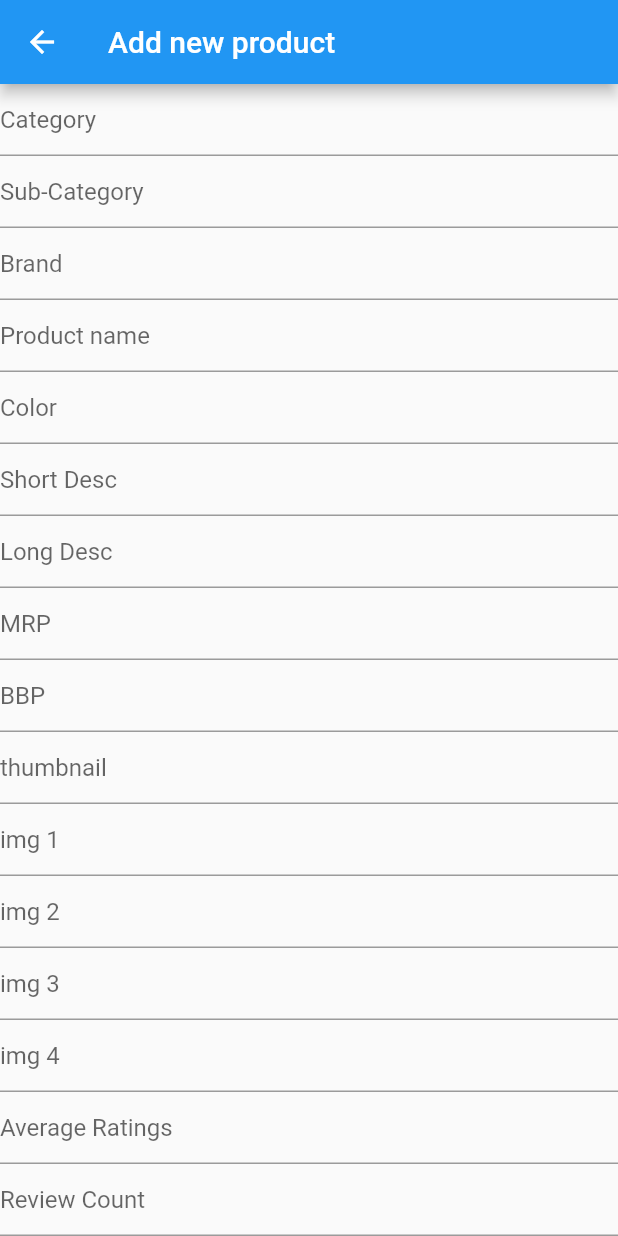
After one commit to sameerss143/negoc8r_vendor, a Flutter app: the AddNewProduct screen opened by its route, on a phone screen of 412 x 824 dp. The commit adds this screen. Run offline on Flutter 3.47's test engine with Material 2 defaults, Android fonts, the phone set to English and light mode, and no system bars; our stand-ins replace carousel_slider, cloud_firestore, firebase_auth, firebase_core, google_sign_in; accounts and stored records are empty.

Commit message:
product addition request

```diff
--- a/lib/Pages/HomePage.dart
+++ b/lib/Pages/HomePage.dart
@@ -78,7 +78,7 @@ class _MyHomePageState extends State<MyHomePage> {
             ),
           ),
           new InkWell(
-            onTap: () => Navigator.pushNamed(context, '/newproductrequest'),
+            onTap: () => Navigator.pushNamed(context, '/addnewproduct'),
             child: new Container(
               decoration: new BoxDecoration(
                 color: Colors.indigo[300],
--- /dev/null
+++ b/lib/Pages/Product/AddNewProduct.dart
@@ -0,0 +1,226 @@
+import 'package:cloud_firestore/cloud_firestore.dart';
+import 'package:flutter/material.dart';
+
+class AddNewProduct extends StatefulWidget {
+  AddNewProduct({Key key}) : super(key: key);
+
+  @override
+  _AddNewProductState createState() => _AddNewProductState();
+}
+
+class _AddNewProductState extends State<AddNewProduct> {
+  final _formKey = GlobalKey<FormState>();
+
+  String _category;
+  String _subCategory;
+  String _brand;
+  String _name;
+  String _color;
+  String _shortDesc;
+  String _longDesc;
+  double _bbp;
+  double _mrp;
+  String _thumbnail;
+  String _img1;
+  String _img2;
+  String _img3;
+  String _img4;
+  List<String> _images;
+  //String _images = new List(4);
+  double _avgRating;
+  int _reviewCount;
+
+  @override
+  Widget build(BuildContext context) {
+    return Scaffold(
+      appBar: new AppBar(
+        title: Text('Add new product'),
+      ),
+      body: Form(
+        child: ListView(
+          children: [
+            //category
+            TextFormField(
+              decoration: InputDecoration(hintText: 'Category'),
+              onChanged: (value) {
+                _category = value;
+              },
+              initialValue: null,
+            ),
+            //Sub-category
+            TextFormField(
+              decoration: InputDecoration(hintText: 'Sub-Category'),
+              onChanged: (value) {
+                _subCategory = value;
+              },
+              initialValue: null,
+            ),
+            //Brand
+            TextFormField(
+              decoration: InputDecoration(hintText: 'Brand'),
+              onChanged: (value) {
+                _brand = value;
+              },
+              initialValue: null,
+            ),
+            //product name
+            TextFormField(
+              decoration: InputDecoration(hintText: 'Product name'),
+              onChanged: (value) {
+                _name = value;
+              },
+              initialValue: null,
+            ),
+            //color
+            TextFormField(
+              decoration: InputDecoration(hintText: 'Color'),
+              onChanged: (value) {
+                _color = value;
+              },
+            ),
+            //short desc
+            TextFormField(
+              decoration: InputDecoration(hintText: 'Short Desc'),
+              onChanged: (value) {
+                _shortDesc = value;
+              },
+              initialValue: null,
+            ),
+            //long desc
+            TextFormField(
+              decoration: InputDecoration(hintText: 'Long Desc'),
+              onChanged: (value) {
+                _longDesc = value;
+              },
+              initialValue: null,
+            ),
+            TextFormField(
+              decoration: InputDecoration(hintText: 'MRP'),
+              onChanged: (value) {
+                _mrp = double.parse(value);
+              },
+              initialValue: null,
+            ),
+            TextFormField(
+              decoration: InputDecoration(hintText: 'BBP'),
+              onChanged: (value) {
+                _bbp = double.parse(value);
+              },
+              initialValue: null,
+            ),
+            //thumbnail url
+            TextFormField(
+              decoration: InputDecoration(hintText: 'thumbnail'),
+              onChanged: (value) {
+                _thumbnail = value;
+              },
+              initialValue: null,
+            ),
+            //img 1
+            TextFormField(
+              decoration: InputDecoration(hintText: 'img 1'),
+              onChanged: (value) {
+                _img1 = value;
+              },
+              initialValue: null,
+            ),
+            //img2
+            TextFormField(
+              decoration: InputDecoration(hintText: 'img 2'),
+              onChanged: (value) {
+                _img2 = value;
+              },
+              initialValue: null,
+            ),
+            //img3
+            TextFormField(
+              decoration: InputDecoration(hintText: 'img 3'),
+              onChanged: (value) {
+                print('# $_images[0]');
+                _img3 = value;
+              },
+              initialValue: null,
+            ),
+
+            //img4
+            TextFormField(
+              decoration: InputDecoration(hintText: 'img 4'),
+              onChanged: (value) {
+                _img4 = value;
+              },
+              initialValue: null,
+            ),
+
+            //reviews
+            TextFormField(
+              decoration: InputDecoration(hintText: 'Average Ratings'),
+              onChanged: (value) {
+                _avgRating = double.parse(value);
+              },
+              initialValue: null,
+            ),
+
+            //img4
+            TextFormField(
+              decoration: InputDecoration(hintText: 'Review Count'),
+              onChanged: (value) {
+                _reviewCount = int.parse(value);
+              },
+              initialValue: null,
+            ),
+
+            RaisedButton(
+              child: Text('Submit product'),
+              onPressed: () {
+                _submitProduct();
+                // if () {
+                //   // } else {
+                //   //   new AlertDialog(
+                //   //     title: Text('Error'),
+                //   //   );
+                // }
+                //_formKey.currentState.reset();
+                Navigator.pop(context);
+              },
+            ),
+          ],
+        ),
+      ),
+    );
+  }
+
+  _submitProduct() async {
+    try {
+      _images = [_img1, _img2, _img3, _img4];
+      await FirebaseFirestore.instance.collection('product').add(
+        {
+          'productName': _name,
+          'category': _category,
+          'subCategory': _subCategory,
+          'brand': _brand,
+          'color': _color,
+          'shortDescription': _shortDesc,
+          'longDescription': _longDesc,
+          'MRP': _mrp,
+          'BBP': _bbp,
+          'thumbnail': _thumbnail,
+          'images': FieldValue.arrayUnion(_images),
+          // 'image[0]': _img1,
+          // 'image[1]': _img2,
+          // 'image[2]': _img3,
+          // 'image[3]': _img4,
+          'numberOfReviews': _reviewCount,
+          'averageRating': _avgRating,
+          'isActive': true,
+          'status': 'Active',
+          'dateInserted': Timestamp.now(),
+          'dateModified': Timestamp.now()
+        },
+      );
+      return true;
+    } catch (e) {
+      print(e.toString());
+      return false;
+    }
+  }
+}
--- a/lib/Pages/ProductCatalog/NewProductRequest.dart
+++ b/lib/Pages/ProductCatalog/NewProductRequest.dart
@@ -52,7 +52,8 @@ class _NewProductRequestState extends State<NewProductRequest> {
 
             //add dynamic search based on product name
             RaisedButton(
-              onPressed: null, //submit request and return to home page
+              onPressed: null,
+              //_submitProduct(), //submit request and return to home page
               child: Text('Submit'),
             )
           ],
--- a/lib/Pages/ProductCatalog/ProductListPage.dart
+++ b/lib/Pages/ProductCatalog/ProductListPage.dart
@@ -50,8 +50,8 @@ class _ProductListPageState extends State<ProductListPage> {
                           product.data()['BBP'].toString()),
                     ),
 
-                    title: Text(product.data()['name']),
-                    subtitle: Text(product.data()['Brand']),
+                    title: Text(product.data()['productName']),
+                    subtitle: Text(product.data()['brand']),
                     isThreeLine: true,
 
                     //Text(document.data()['BBP']),
--- a/lib/main.dart
+++ b/lib/main.dart
@@ -9,6 +9,7 @@ import 'package:negoc8r_vendor/Pages/Offer/CreateNewOffer.dart';
 import 'package:negoc8r_vendor/Pages/Order/ActiveOrderPage.dart';
 import 'package:negoc8r_vendor/Pages/Order/MyOrderPage.dart';
 import 'package:negoc8r_vendor/Pages/Order/OrderDetailPage.dart';
+import 'package:negoc8r_vendor/Pages/Product/AddNewProduct.dart';
 import 'package:negoc8r_vendor/Pages/ProductCatalog/NewProductRequest.dart';
 import 'package:negoc8r_vendor/Pages/ProductCatalog/ProductCatalog.dart';
 import 'package:negoc8r_vendor/Pages/ProductCatalog/ProductListPage.dart';
@@ -36,6 +37,7 @@ Future<void> main() async {
         '/productlist': (context) => ProductListPage(),
         '/newproductrequest': (context) => NewProductRequest(),
         '/googlesignin': (context) => SignInDemo(),
+        '/addnewproduct': (context) => AddNewProduct(),
         //'/vendoraccount': (context) => VendorAccountHome(),
         //'/loginpage': (context) => LoginPage(),
         //'/signindemo': (context) => SignInDemo(),
```
Also changed, not shown: lib/Pages/LoginPage.dart (+5 -2 lines).
